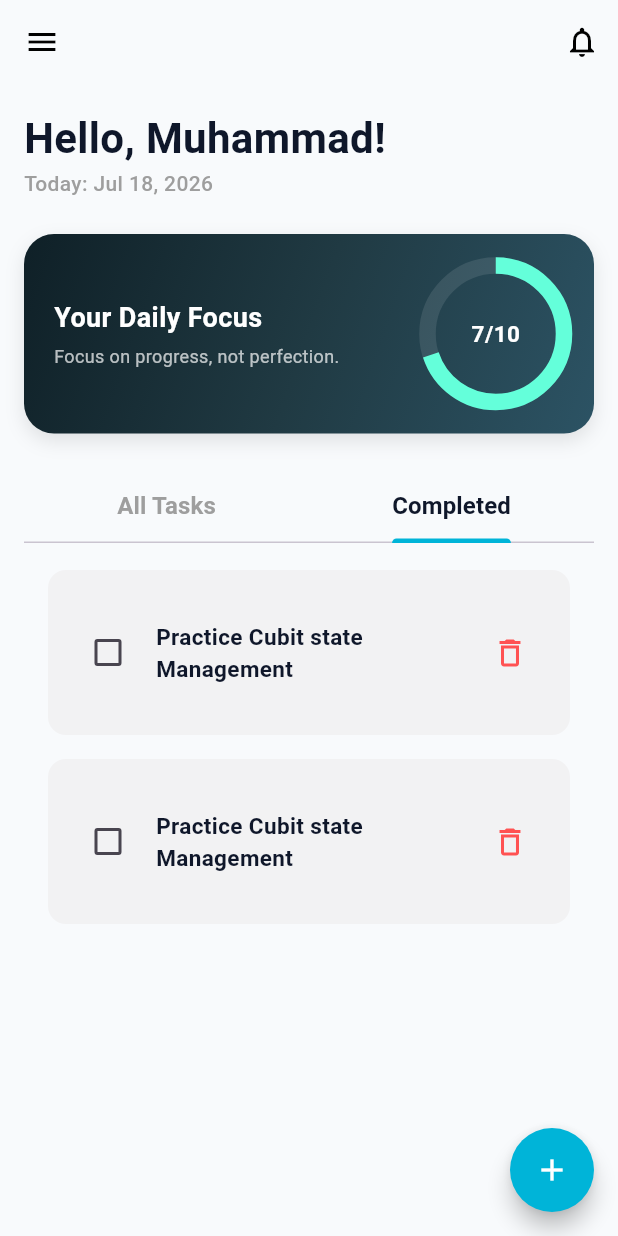
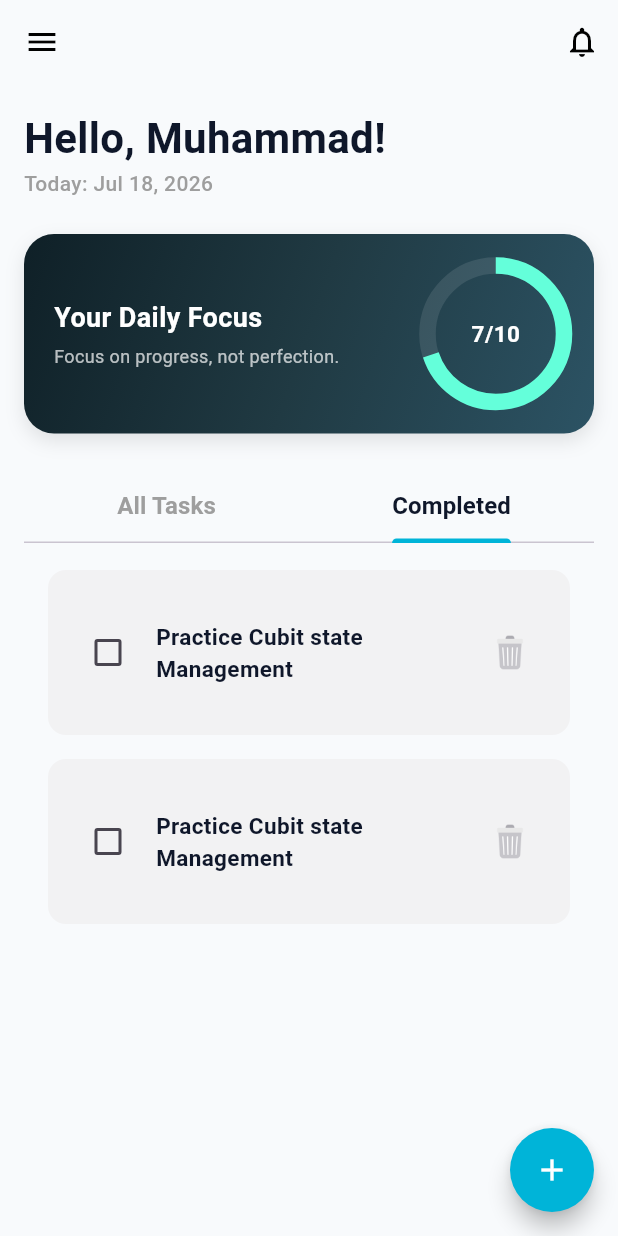
Before and after one commit to Muhammadkhiry/to_do_app, a Flutter app: the screen it shows after launch, tab 2 chosen, on a phone screen of 412 x 824 dp. Run offline on Flutter 3.47's test engine with Material 3 defaults, Android fonts, the phone set to English and light mode, and no system bars.

```diff
--- a/lib/widgets/task_builder.dart
+++ b/lib/widgets/task_builder.dart
@@ -44,8 +44,8 @@ class TaskBuilder extends StatelessWidget {
 
           const SizedBox(width: 8),
           IconButton(
-            icon: const Icon(Icons.delete_outline, color: Colors.redAccent),
             onPressed: () {},
+            icon: Image.asset("assets/trash.png", height: 30, width: 30),
           ),
         ],
       ),
```
Also changed, not shown: assets/calendar.png, assets/trash.png (added).
